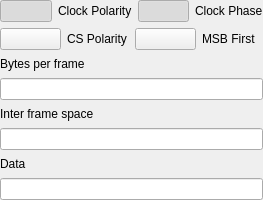
Qt form ui/patterns/spipatternui.ui (analogdevicesinc/scopy) before a commit.
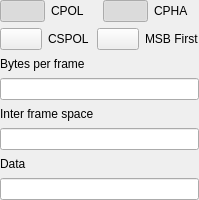
The same form after that commit. Custom widgets are drawn as their Qt base class.

Commit message: PatternGenerator - changed SPI pattern UI to better fit the screen

```diff
--- a/ui/patterns/spipatternui.ui
+++ b/ui/patterns/spipatternui.ui
@@ -6,12 +6,12 @@
    <rect>
     <x>0</x>
     <y>0</y>
-    <width>263</width>
+    <width>199</width>
     <height>200</height>
    </rect>
   </property>
   <property name="sizePolicy">
-   <sizepolicy hsizetype="Expanding" vsizetype="Preferred">
+   <sizepolicy hsizetype="Preferred" vsizetype="Preferred">
     <horstretch>0</horstretch>
     <verstretch>0</verstretch>
    </sizepolicy>
@@ -53,7 +53,7 @@
      <item>
       <widget class="QLabel" name="label_4">
        <property name="text">
-        <string>Clock Polarity</string>
+        <string>CPOL</string>
        </property>
       </widget>
      </item>
@@ -73,7 +73,7 @@
      <item>
       <widget class="QLabel" name="label_3">
        <property name="text">
-        <string>Clock Phase</string>
+        <string>CPHA</string>
        </property>
       </widget>
      </item>
@@ -97,7 +97,7 @@
      <item>
       <widget class="QLabel" name="label_7">
        <property name="text">
-        <string>CS Polarity</string>
+        <string>CSPOL</string>
        </property>
       </widget>
      </item>
```
